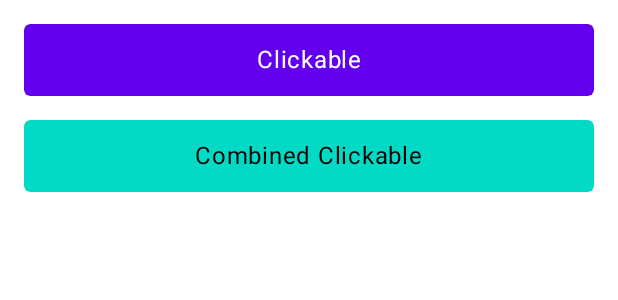
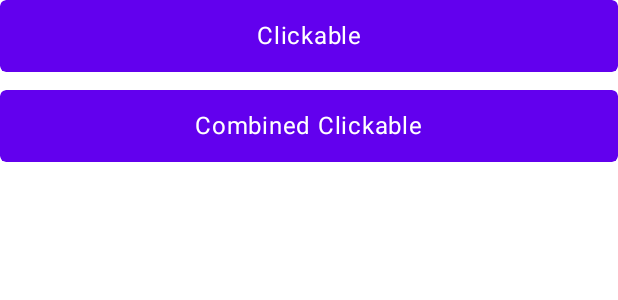
Before and after one commit to stefankram/Jetpack-Compose-A11Y-Extensions, an Android app built with Jetpack Compose: the @Preview function ClickableButtonExamplePreview, on a phone screen of 412 x 824 dp. Shown: the top 300 px of the screen. Run offline under Robolectric (Android 15) with nearby library versions, the phone set to English and light mode, and no system bars.

Commit message:
Updated the examples app to support showing more examples

```diff
--- a/build.gradle
+++ b/build.gradle
@@ -23,4 +23,6 @@ ext {
 
     // Compose
     composeVersion = '1.2.0'
+    activityComposeVersion = '1.6.1'
+    navigationComposeVersion = '2.5.3'
 }
--- a/examples/src/main/AndroidManifest.xml
+++ b/examples/src/main/AndroidManifest.xml
@@ -4,14 +4,13 @@
     <application
         android:allowBackup="true"
         android:icon="@mipmap/ic_launcher"
-        android:label="@string/app_name"
+        android:label="@string/examples_app_name"
         android:roundIcon="@mipmap/ic_launcher_round"
         android:supportsRtl="true"
         android:theme="@style/Theme.JetpackComposeA11YExtensions">
         <activity
             android:name=".activity.MainActivity"
             android:exported="true"
-            android:label="@string/app_name"
             android:theme="@style/Theme.JetpackComposeA11YExtensions">
             <intent-filter>
                 <action android:name="android.intent.action.MAIN" />
--- a/examples/src/main/java/com/stefankram/compose/a11y/examples/ClickableButtonExample.kt
+++ b/examples/src/main/java/com/stefankram/compose/a11y/examples/ClickableButtonExamples.kt
@@ -1,6 +1,5 @@
 package com.stefankram.compose.a11y.examples
 
-import androidx.compose.foundation.ExperimentalFoundationApi
 import androidx.compose.foundation.background
 import androidx.compose.foundation.layout.Arrangement
 import androidx.compose.foundation.layout.Box
@@ -20,20 +19,16 @@ import com.stefankram.compose.a11y.examples.util.showToast
 import com.stefankram.compose.a11y.extensions.clickableButton
 import com.stefankram.compose.a11y.extensions.combinedClickableButton
 
-@OptIn(ExperimentalFoundationApi::class)
 @Composable
-internal fun ClickableButtonExample() {
+internal fun ClickableButtonExamples() {
     val context = LocalContext.current
 
-    Column(
-        modifier = Modifier.padding(16.dp),
-        verticalArrangement = Arrangement.spacedBy(16.dp)
-    ) {
+    Column(verticalArrangement = Arrangement.spacedBy(12.dp)) {
         Box(
             modifier = Modifier
                 .clip(Theme.shapes.medium)
                 .background(Theme.colors.primary, Theme.shapes.medium)
-                .clickableButton { showToast(context, "Clicked!") }
+                .clickableButton { context.showToast("Clicked!") }
                 .padding(12.dp)
                 .fillMaxWidth(),
             contentAlignment = Alignment.Center
@@ -47,18 +42,18 @@ internal fun ClickableButtonExample() {
         Box(
             modifier = Modifier
                 .clip(Theme.shapes.medium)
-                .background(Theme.colors.secondary, Theme.shapes.medium)
+                .background(Theme.colors.primary, Theme.shapes.medium)
                 .combinedClickableButton(
-                    onLongClick = { showToast(context, "Long clicked!") },
-                    onDoubleClick = { showToast(context, "Double clicked!") },
-                    onClick = { showToast(context, "Clicked!") }
+                    onLongClick = { context.showToast("Long clicked!") },
+                    onDoubleClick = { context.showToast("Double clicked!") },
+                    onClick = { context.showToast("Clicked!") }
                 )
                 .padding(12.dp)
                 .fillMaxWidth(),
             contentAlignment = Alignment.Center
         ) {
             Text(
-                color = Theme.colors.onSecondary,
+                color = Theme.colors.onPrimary,
                 text = "Combined Clickable"
             )
         }
@@ -67,8 +62,8 @@ internal fun ClickableButtonExample() {
 
 @Preview
 @Composable
-fun ClickableButtonExamplePreview() {
+private fun ClickableButtonExamplePreview() {
     Theme {
-        ClickableButtonExample()
+        ClickableButtonExamples()
     }
 }
--- a/examples/src/main/java/com/stefankram/compose/a11y/examples/theme/Theme.kt
+++ b/examples/src/main/java/com/stefankram/compose/a11y/examples/theme/Theme.kt
@@ -8,7 +8,7 @@ import androidx.compose.runtime.Composable
 import androidx.compose.ui.Modifier
 
 @Composable
-fun Theme(content: @Composable () -> Unit) {
+internal fun Theme(content: @Composable () -> Unit) {
     MaterialTheme(
         content = {
             Box(modifier = Modifier.background(Theme.colors.background)) {
@@ -18,4 +18,4 @@ fun Theme(content: @Composable () -> Unit) {
     )
 }
 
-val Theme: MaterialTheme = MaterialTheme
+internal val Theme: MaterialTheme = MaterialTheme
--- a/examples/src/main/java/com/stefankram/compose/a11y/examples/util/ToastUtil.kt
+++ b/examples/src/main/java/com/stefankram/compose/a11y/examples/util/ToastUtil.kt
@@ -3,8 +3,8 @@ package com.stefankram.compose.a11y.examples.util
 import android.content.Context
 import android.widget.Toast
 
-fun showToast(context: Context, message: String) {
+internal fun Context.showToast(message: String, length: Int = Toast.LENGTH_SHORT) {
     Toast
-        .makeText(context, message, Toast.LENGTH_SHORT)
+        .makeText(this, message, length)
         .show()
 }
```
Also changed, not shown: examples/build.gradle (+9 -2 lines), examples/src/main/java/com/stefankram/compose/a11y/examples/CollectionInfoExample.kt (deleted, +0 -51 lines), examples/src/main/java/com/stefankram/compose/a11y/examples/Home.kt (added, +58 -0 lines), examples/src/main/java/com/stefankram/compose/a11y/examples/OptionableExamples.kt (added, +8 -0 lines), examples/src/main/java/com/stefankram/compose/a11y/examples/OptionableGroupExamples.kt (added, +8 -0 lines), examples/src/main/java/com/stefankram/compose/a11y/examples/TappableExamples.kt (added, +8 -0 lines), examples/src/main/java/com/stefankram/compose/a11y/examples/activity/MainActivity.kt (+2 -11 lines), examples/src/main/java/com/stefankram/compose/a11y/examples/components/RoundedButton.kt (added, +39 -0 lines), examples/src/main/java/com/stefankram/compose/a11y/examples/navigation/MainNavHost.kt (added, +130 -0 lines), examples/src/main/res/values/strings.xml (+12 -1 lines).
